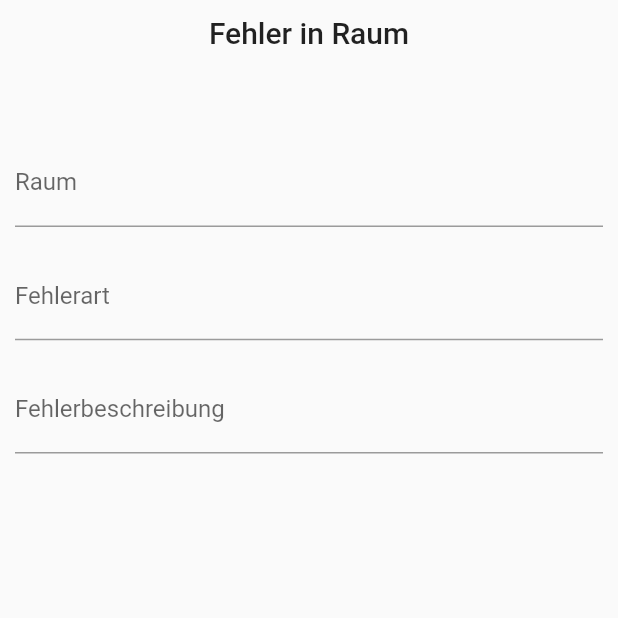
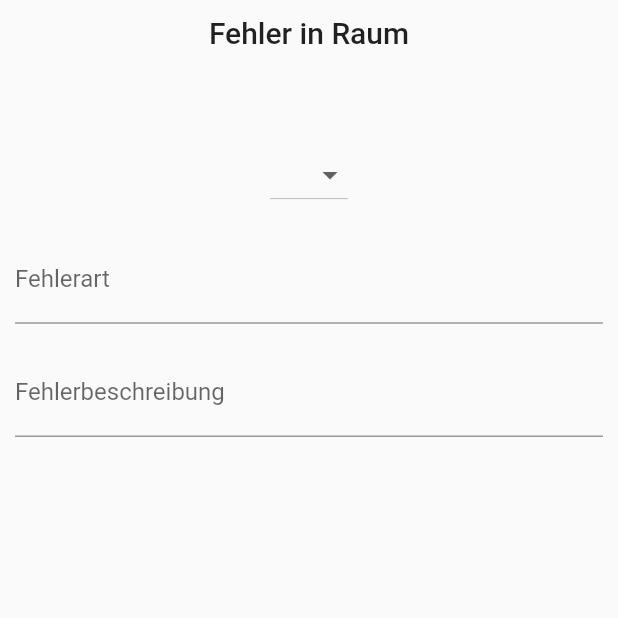
Before and after one commit to NoahPre/FixIT, a Flutter app: the Fehlermeldungsvorlage screen opened directly, on a phone screen of 412 x 824 dp, the top half of it. Run offline on Flutter 3.47's test engine with Material 2 defaults, Android fonts, the phone set to English and light mode, and no system bars; our stand-ins replace shared_preferences; missing offline and left inert: keyboard_visibility; accounts and stored records are empty.

Commit message:
Mögliche  Änderung Drop Down Buttion
Das wäre eine Möglichkeit den Raum statt mit nem Eingabefeld mit nem Dropdown Menü zu verwenden
(noch nicht richtig gelayoutet)

```diff
--- a/lib/Widgets/Fehlermeldungsvorlage/Fehlermeldungsvorlage.dart
+++ b/lib/Widgets/Fehlermeldungsvorlage/Fehlermeldungsvorlage.dart
@@ -19,7 +19,7 @@ class Fehlermeldungsvorlage extends StatefulWidget {
 class _FehlermeldungsvorlageState extends State<Fehlermeldungsvorlage> {
   //der TextEditingController speichert den getippten Text als String
   //Controller für das Textfeld, in das man die Raumnummer eingibt
-  final _raumController = TextEditingController();
+  //final _raumController = TextEditingController();
 
   final _fehlerartController = TextEditingController();
 
@@ -32,11 +32,11 @@ class _FehlermeldungsvorlageState extends State<Fehlermeldungsvorlage> {
   OverlayEntry overlayEntry;
 
   //Funktion, die den Text unter dem Textfeld updated
-  void _updateText(String textInTextfield) {
+ /* void _updateText(String textInTextfield) {
     setState(() {
       _ueberschrift = "Fehler in Raum     " + textInTextfield;
     });
-  }
+  }*/
 
   //helfen, den "Fertig" Button über dem Zahlenfeld anzuzeigen
   void showOverlay(BuildContext context) {
@@ -93,6 +93,7 @@ class _FehlermeldungsvorlageState extends State<Fehlermeldungsvorlage> {
             child: Column(
               children: [
                 //Textfeld mit dem Text "Raum"
+
                 Container(
                   child: Text(
                     _ueberschrift,
@@ -100,8 +101,24 @@ class _FehlermeldungsvorlageState extends State<Fehlermeldungsvorlage> {
                   ),
                   height: MediaQuery.of(context).size.height / 10,
                 ),
+           /* TextField(
+              obscureText: true,
+              decoration: InputDecoration(
+                border: OutlineInputBorder(),
+                labelText: 'Raum:',
+              ),
+            ),*/
+          new DropdownButton<String>(
+            items: <String>['K21', '110', '120', '120','130','K21', '110', '120', '120','130','K21', '110', '120', '120','130','K21', '110', '120', '120','130','K21', '110', '120', '120','130'].map((String value) {
+              return new DropdownMenuItem<String>(
+                value: value,
+                child: new Text(value),
+              );
+            }).toList(),
+            onChanged: (_) {},
+          ),
                 //Eingabefeld, in das man die Raumnummer eingibt
-                Container(
+               /* Container(
                   child: TextField(
                     //der TextEditingController speichert den getippten Text als String
                     controller: _raumController,
@@ -112,7 +129,7 @@ class _FehlermeldungsvorlageState extends State<Fehlermeldungsvorlage> {
                     //die Methode, die ausgeführt wird, wenn die Eingabe beendet wurde
                     onSubmitted: (_) => _updateText(_raumController.text),
                   ),
-                ),
+                ), */
 
                 //Container, der die Textfelder voneinander trennt
                 Container(
@@ -166,6 +183,7 @@ class _FehlermeldungsvorlageState extends State<Fehlermeldungsvorlage> {
                     minLines: 1,
                   ),
                 ),
+
               ],
 
             ),
```
Also changed, not shown: FixIT - Doku/Unbenannt.PNG (added), FixIT - Doku/WhatsApp Image 2019-12-20 at 12.14.36.jpeg (added).
